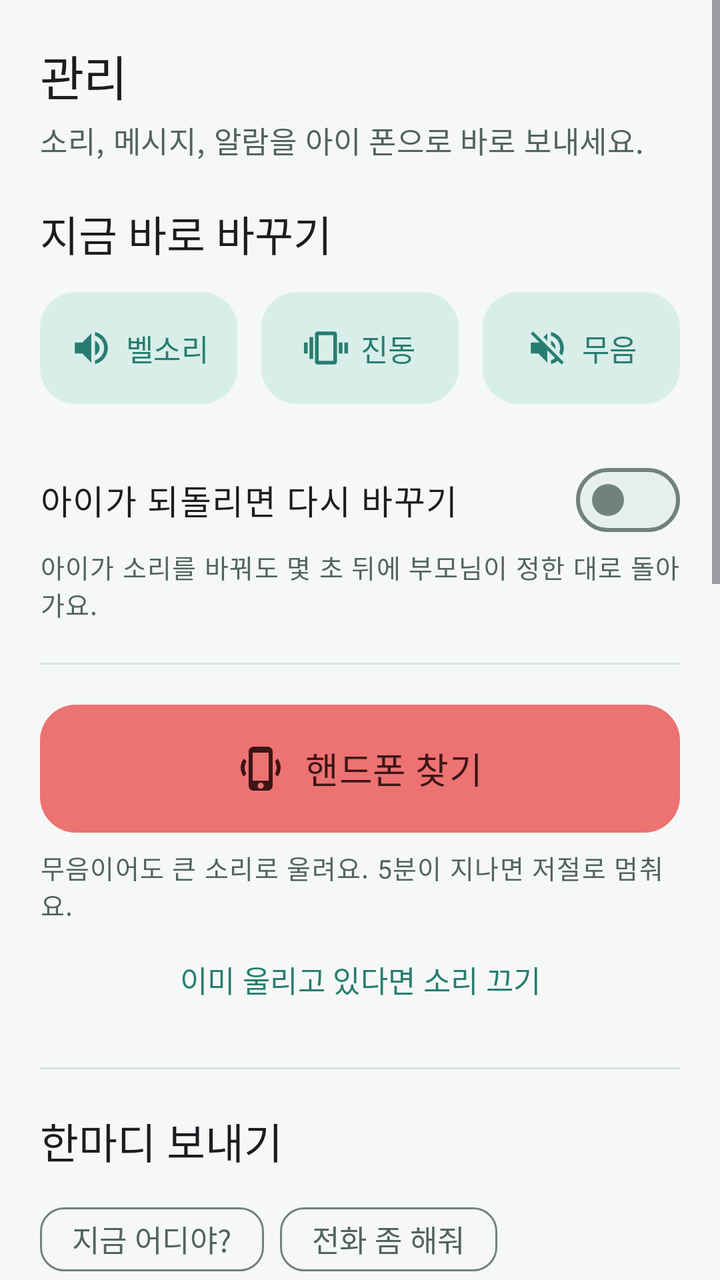
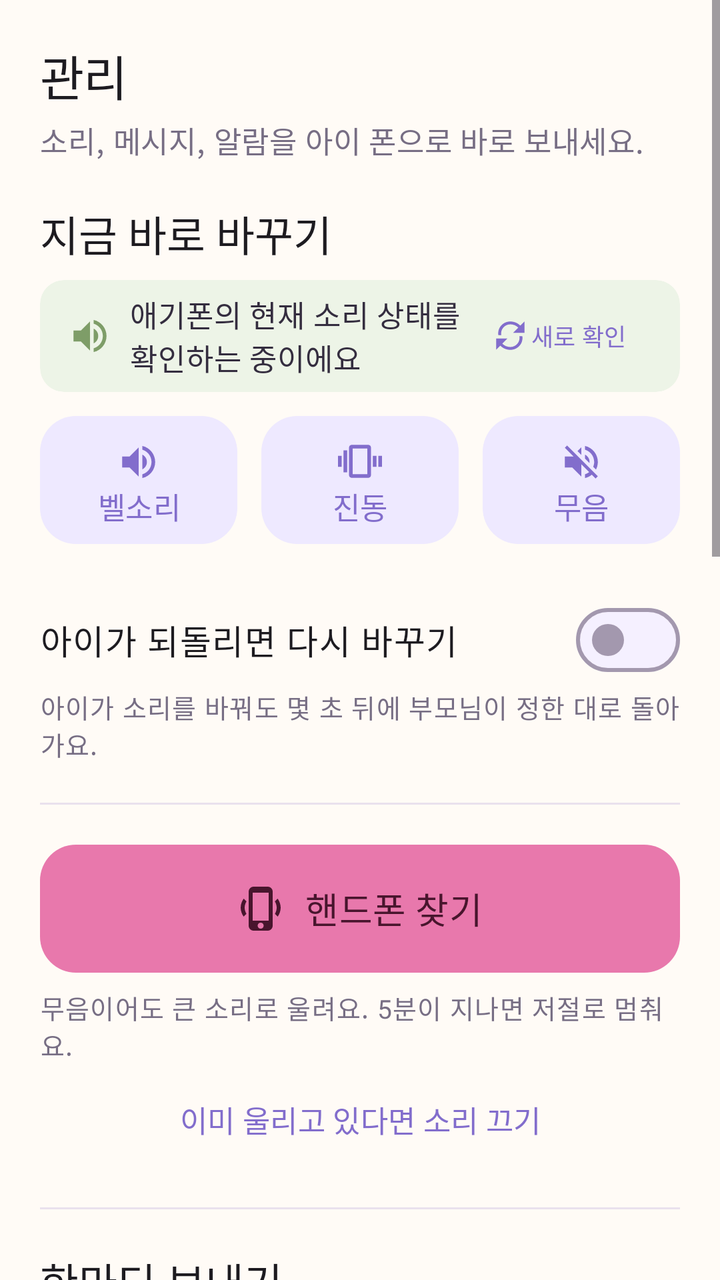

An Android layout rendered at two revisions. The XML below is the earlier revision; the diff shows what the commit changed to produce the second picture.
<!-- AndroidManifest.xml: application theme Theme.KidCare -->
<!-- res/layout/fragment_control.xml -->
<?xml version="1.0" encoding="utf-8"?>
<ScrollView xmlns:android="http://schemas.android.com/apk/res/android"
    xmlns:app="http://schemas.android.com/apk/res-auto"
    android:layout_width="match_parent"
    android:layout_height="match_parent"
    android:fillViewport="true">

    <LinearLayout
        android:layout_width="match_parent"
        android:layout_height="wrap_content"
        android:orientation="vertical"
        android:paddingHorizontal="20dp"
        android:paddingTop="20dp"
        android:paddingBottom="28dp">

        <TextView
            android:layout_width="match_parent"
            android:layout_height="wrap_content"
            android:text="@string/tab_control"
            android:textAppearance="?attr/textAppearanceHeadlineSmall" />

        <TextView
            android:layout_width="match_parent"
            android:layout_height="wrap_content"
            android:layout_marginTop="4dp"
            android:layout_marginBottom="20dp"
            android:text="@string/control_header_subtitle"
            android:textAppearance="?attr/textAppearanceBodyMedium"
            android:textColor="?attr/colorOnSurfaceVariant" />

        
        <TextView
            android:id="@+id/child_state"
            android:layout_width="match_parent"
            android:layout_height="wrap_content"
            android:paddingBottom="16dp"
            android:textAppearance="?attr/textAppearanceBodyMedium"
            android:textColor="?attr/colorOnSurfaceVariant"
            android:visibility="gone" />

        <TextView
            android:layout_width="match_parent"
            android:layout_height="wrap_content"
            android:text="@string/control_section_ringer"
            android:textAppearance="?attr/textAppearanceTitleLarge" />

        <LinearLayout
            android:layout_width="match_parent"
            android:layout_height="wrap_content"
            android:layout_marginTop="10dp"
            android:baselineAligned="false"
            android:orientation="horizontal">

            
            <com.google.android.material.button.MaterialButton
                android:id="@+id/mode_normal_button"
                style="@style/Widget.KidCare.Button.Tonal"
                android:layout_width="0dp"
                android:layout_height="64dp"
                android:layout_marginEnd="6dp"
                android:layout_weight="1"
                android:insetLeft="0dp"
                android:insetRight="0dp"
                android:paddingHorizontal="8dp"
                android:text="@string/control_mode_normal"
                app:icon="@drawable/ic_volume_up"
                app:iconGravity="textStart"
                app:iconPadding="6dp"
                app:iconSize="22dp" />

            <com.google.android.material.button.MaterialButton
                android:id="@+id/mode_vibrate_button"
                style="@style/Widget.KidCare.Button.Tonal"
                android:layout_width="0dp"
                android:layout_height="64dp"
                android:layout_marginHorizontal="6dp"
                android:layout_weight="1"
                android:insetLeft="0dp"
                android:insetRight="0dp"
                android:paddingHorizontal="8dp"
                android:text="@string/control_mode_vibrate"
                app:icon="@drawable/ic_vibration"
                app:iconGravity="textStart"
                app:iconPadding="6dp"
                app:iconSize="22dp" />

            <com.google.android.material.button.MaterialButton
                android:id="@+id/mode_silent_button"
                style="@style/Widget.KidCare.Button.Tonal"
                android:layout_width="0dp"
                android:layout_height="64dp"
                android:layout_marginStart="6dp"
                android:layout_weight="1"
                android:insetLeft="0dp"
                android:insetRight="0dp"
                android:paddingHorizontal="8dp"
                android:text="@string/control_mode_silent"
                app:icon="@drawable/ic_volume_off"
                app:iconGravity="textStart"
                app:iconPadding="6dp"
                app:iconSize="22dp" />
        </LinearLayout>

        <com.google.android.material.materialswitch.MaterialSwitch
            android:id="@+id/lock_switch"
            android:layout_width="match_parent"
            android:layout_height="wrap_content"
            android:layout_marginTop="20dp"
            android:minHeight="48dp"
            android:text="@string/control_lock_switch"
            android:textAppearance="?attr/textAppearanceBodyLarge" />

        <TextView
            android:layout_width="match_parent"
            android:layout_height="wrap_content"
            android:text="@string/control_lock_hint"
            android:textAppearance="?attr/textAppearanceBodySmall"
            android:textColor="?attr/colorOnSurfaceVariant" />

        <View
            android:layout_width="match_parent"
            android:layout_height="1dp"
            android:layout_marginVertical="20dp"
            android:background="?attr/colorOutlineVariant" />

        <com.google.android.material.button.MaterialButton
            android:id="@+id/find_button"
            android:layout_width="match_parent"
            android:layout_height="64dp"
            android:text="@string/control_find_phone"
            android:textAppearance="?attr/textAppearanceTitleMedium"
            android:textColor="@color/on_berry"
            app:backgroundTint="@color/berry"
            app:icon="@drawable/ic_find_phone"
            app:iconGravity="textStart"
            app:iconPadding="10dp"
            app:iconSize="24dp"
            app:iconTint="@color/on_berry" />

        <TextView
            android:layout_width="match_parent"
            android:layout_height="wrap_content"
            android:layout_marginTop="8dp"
            android:text="@string/control_find_hint"
            android:textAppearance="?attr/textAppearanceBodySmall"
            android:textColor="?attr/colorOnSurfaceVariant" />

        
        <com.google.android.material.button.MaterialButton
            android:id="@+id/find_stop_button"
            style="@style/Widget.KidCare.Button.Text"
            android:layout_width="match_parent"
            android:layout_height="wrap_content"
            android:layout_marginTop="4dp"
            android:text="@string/control_find_stop_hint" />

        <View
            android:layout_width="match_parent"
            android:layout_height="1dp"
            android:layout_marginVertical="20dp"
            android:background="?attr/colorOutlineVariant" />

        
        <TextView
            android:layout_width="match_parent"
            android:layout_height="wrap_content"
            android:text="@string/control_section_message"
            android:textAppearance="?attr/textAppearanceTitleLarge" />

        <com.google.android.material.chip.ChipGroup
            android:id="@+id/message_chips"
            android:layout_width="match_parent"
            android:layout_height="wrap_content"
            android:layout_marginTop="10dp">

            
            <com.google.android.material.chip.Chip
                style="@style/Widget.Material3.Chip.Suggestion"
                android:layout_width="wrap_content"
                android:layout_height="wrap_content"
                android:checkable="false"
                android:text="@string/control_message_chip_where" />

            <com.google.android.material.chip.Chip
                style="@style/Widget.Material3.Chip.Suggestion"
                android:layout_width="wrap_content"
                android:layout_height="wrap_content"
                android:checkable="false"
                android:text="@string/control_message_chip_call" />

            <com.google.android.material.chip.Chip
                style="@style/Widget.Material3.Chip.Suggestion"
                android:layout_width="wrap_content"
                android:layout_height="wrap_content"
                android:checkable="false"
                android:text="@string/control_message_chip_come_home" />

            <com.google.android.material.chip.Chip
                style="@style/Widget.Material3.Chip.Suggestion"
                android:layout_width="wrap_content"
                android:layout_height="wrap_content"
                android:checkable="false"
                android:text="@string/control_message_chip_meal" />
        </com.google.android.material.chip.ChipGroup>

        
        <com.google.android.material.textfield.TextInputLayout
            android:id="@+id/message_input_layout"
            android:layout_width="match_parent"
            android:layout_height="wrap_content"
            android:layout_marginTop="8dp"
            android:hint="@string/control_message_hint"
            app:counterEnabled="true"
            app:counterMaxLength="100">

            <com.google.android.material.textfield.TextInputEditText
                android:id="@+id/message_input"
                android:layout_width="match_parent"
                android:layout_height="wrap_content"
                android:inputType="textShortMessage|textMultiLine|textCapSentences"
                android:maxLength="100"
                android:maxLines="3"
                android:textAppearance="?attr/textAppearanceBodyLarge" />
        </com.google.android.material.textfield.TextInputLayout>

        <com.google.android.material.button.MaterialButton
            android:id="@+id/message_send_button"
            style="@style/Widget.KidCare.Button.Tonal"
            android:layout_width="match_parent"
            android:layout_height="58dp"
            android:layout_marginTop="8dp"
            android:text="@string/control_message_send"
            android:textAppearance="?attr/textAppearanceTitleMedium"
            app:icon="@drawable/ic_send"
            app:iconGravity="textStart"
            app:iconPadding="8dp"
            app:iconSize="22dp" />

        <TextView
            android:layout_width="match_parent"
            android:layout_height="wrap_content"
            android:layout_marginTop="8dp"
            android:text="@string/control_message_hint_detail"
            android:textAppearance="?attr/textAppearanceBodySmall"
            android:textColor="?attr/colorOnSurfaceVariant" />

        <View
            android:layout_width="match_parent"
            android:layout_height="1dp"
            android:layout_marginVertical="20dp"
            android:background="?attr/colorOutlineVariant" />

        
        <TextView
            android:layout_width="match_parent"
            android:layout_height="wrap_content"
            android:text="@string/control_section_alarm"
            android:textAppearance="?attr/textAppearanceTitleLarge" />

        
        <TextView
            android:id="@+id/alarm_state"
            android:layout_width="match_parent"
            android:layout_height="wrap_content"
            android:layout_marginTop="8dp"
            android:textAppearance="?attr/textAppearanceBodyMedium"
            android:textColor="?attr/colorOnSurfaceVariant"
            android:visibility="gone" />

        <com.google.android.material.button.MaterialButton
            android:id="@+id/alarm_time_button"
            style="@style/Widget.KidCare.Button.Outlined"
            android:layout_width="match_parent"
            android:layout_height="64dp"
            android:layout_marginTop="10dp"
            android:textAppearance="?attr/textAppearanceTitleMedium"
            app:icon="@drawable/ic_alarm"
            app:iconGravity="textStart"
            app:iconPadding="8dp"
            app:iconSize="22dp" />

        <com.google.android.material.textfield.TextInputLayout
            android:id="@+id/alarm_label_layout"
            android:layout_width="match_parent"
            android:layout_height="wrap_content"
            android:layout_marginTop="8dp"
            android:hint="@string/control_alarm_label_hint">

            
            <com.google.android.material.textfield.TextInputEditText
                android:id="@+id/alarm_label_input"
                android:layout_width="match_parent"
                android:layout_height="wrap_content"
                android:inputType="textShortMessage|textCapSentences"
                android:maxLength="20"
                android:maxLines="1"
                android:textAppearance="?attr/textAppearanceBodyLarge" />
        </com.google.android.material.textfield.TextInputLayout>

        <com.google.android.material.button.MaterialButton
            android:id="@+id/alarm_set_button"
            style="@style/Widget.KidCare.Button.Tonal"
            android:layout_width="match_parent"
            android:layout_height="58dp"
            android:layout_marginTop="8dp"
            android:text="@string/control_alarm_set"
            android:textAppearance="?attr/textAppearanceTitleMedium"
            app:icon="@drawable/ic_alarm"
            app:iconGravity="textStart"
            app:iconPadding="8dp"
            app:iconSize="22dp" />

        
        <com.google.android.material.button.MaterialButton
            android:id="@+id/alarm_cancel_button"
            style="@style/Widget.KidCare.Button.Text"
            android:layout_width="match_parent"
            android:layout_height="wrap_content"
            android:layout_marginTop="4dp"
            android:text="@string/control_alarm_cancel" />

        <TextView
            android:layout_width="match_parent"
            android:layout_height="wrap_content"
            android:layout_marginTop="8dp"
            android:text="@string/control_alarm_hint_detail"
            android:textAppearance="?attr/textAppearanceBodySmall"
            android:textColor="?attr/colorOnSurfaceVariant" />

        <LinearLayout
            android:layout_width="match_parent"
            android:layout_height="wrap_content"
            android:layout_marginTop="16dp"
            android:gravity="center_vertical"
            android:orientation="horizontal">

            <ProgressBar
                android:id="@+id/command_progress"
                style="?android:attr/progressBarStyleSmall"
                android:layout_width="20dp"
                android:layout_height="20dp"
                android:layout_marginEnd="10dp"
                android:visibility="gone" />

            <TextView
                android:id="@+id/command_status"
                android:layout_width="0dp"
                android:layout_height="wrap_content"
                android:layout_weight="1"
                android:textAppearance="?attr/textAppearanceBodyMedium"
                android:visibility="gone" />
        </LinearLayout>
    </LinearLayout>
</ScrollView>
<!-- resources referenced by this layout -->
<resources>
  <color name="berry">#ED7272</color>
  <color name="on_berry">#3D1515</color>
  <style name="Theme.KidCare" parent="Theme.Material3.DayNight.NoActionBar">
          <item name="colorPrimary">@color/sky</item>
          <item name="colorOnPrimary">@color/on_accent</item>
          <item name="colorPrimaryContainer">@color/sky_soft</item>
          <item name="colorOnPrimaryContainer">@color/ink</item>
  
          <item name="colorSecondary">@color/apricot</item>
          <item name="colorOnSecondary">@color/on_accent</item>
          <item name="colorSecondaryContainer">@color/apricot_soft</item>
          <item name="colorOnSecondaryContainer">@color/on_apricot_soft</item>
  
          <item name="colorTertiary">@color/grass</item>
          <item name="colorOnTertiary">@color/on_accent</item>
          <item name="colorTertiaryContainer">@color/grass_soft</item>
          <item name="colorOnTertiaryContainer">@color/ink</item>
  
          <item name="colorError">@color/berry_ink</item>
          <item name="colorOnError">@color/paper_card</item>
          <item name="colorErrorContainer">@color/berry_soft</item>
          <item name="colorOnErrorContainer">@color/on_berry_soft</item>
  
          <item name="android:colorBackground">@color/paper</item>
          <item name="colorOnBackground">@color/ink</item>
          <item name="colorSurface">@color/paper</item>
          <item name="colorOnSurface">@color/ink</item>
          <item name="colorSurfaceVariant">@color/paper_fold</item>
          <item name="colorOnSurfaceVariant">@color/ink_soft</item>
          <item name="colorSurfaceContainerLowest">@color/paper_card</item>
          <item name="colorSurfaceContainerLow">@color/paper_card</item>
          <item name="colorSurfaceContainer">@color/paper_card</item>
          <item name="colorSurfaceContainerHigh">@color/paper_fold</item>
          <item name="colorSurfaceContainerHighest">@color/paper_fold</item>
          <item name="colorOutline">@color/line</item>
          <item name="colorOutlineVariant">@color/line_soft</item>
  
          <item name="shapeAppearanceCornerExtraSmall">@style/ShapeAppearance.KidCare.ExtraSmall</item>
          <item name="shapeAppearanceCornerSmall">@style/ShapeAppearance.KidCare.Small</item>
          <item name="shapeAppearanceCornerMedium">@style/ShapeAppearance.KidCare.Medium</item>
          <item name="shapeAppearanceCornerLarge">@style/ShapeAppearance.KidCare.Large</item>
          <item name="shapeAppearanceCornerExtraLarge">@style/ShapeAppearance.KidCare.ExtraLarge</item>
          <item name="shapeAppearanceSmallComponent">@style/ShapeAppearance.KidCare.Small</item>
          <item name="shapeAppearanceMediumComponent">@style/ShapeAppearance.KidCare.Medium</item>
          <item name="shapeAppearanceLargeComponent">@style/ShapeAppearance.KidCare.Large</item>
  
          <item name="textAppearanceDisplayLarge">@style/TextAppearance.KidCare.DisplayLarge</item>
          <item name="textAppearanceDisplayMedium">@style/TextAppearance.KidCare.DisplayMedium</item>
          <item name="textAppearanceDisplaySmall">@style/TextAppearance.KidCare.DisplaySmall</item>
          <item name="textAppearanceHeadlineLarge">@style/TextAppearance.KidCare.HeadlineLarge</item>
          <item name="textAppearanceHeadlineMedium">@style/TextAppearance.KidCare.HeadlineMedium</item>
          <item name="textAppearanceHeadlineSmall">@style/TextAppearance.KidCare.HeadlineSmall</item>
          <item name="textAppearanceTitleLarge">@style/TextAppearance.KidCare.TitleLarge</item>
          <item name="textAppearanceTitleMedium">@style/TextAppearance.KidCare.TitleMedium</item>
          <item name="textAppearanceTitleSmall">@style/TextAppearance.KidCare.TitleSmall</item>
          <item name="textAppearanceBodyLarge">@style/TextAppearance.KidCare.BodyLarge</item>
          <item name="textAppearanceBodyMedium">@style/TextAppearance.KidCare.BodyMedium</item>
          <item name="textAppearanceBodySmall">@style/TextAppearance.KidCare.BodySmall</item>
          <item name="textAppearanceLabelLarge">@style/TextAppearance.KidCare.LabelLarge</item>
          <item name="textAppearanceLabelMedium">@style/TextAppearance.KidCare.LabelMedium</item>
          <item name="textAppearanceLabelSmall">@style/TextAppearance.KidCare.LabelSmall</item>
  
          <item name="materialButtonStyle">@style/Widget.KidCare.Button</item>
          <item name="materialButtonOutlinedStyle">@style/Widget.KidCare.Button.Outlined</item>
          <item name="materialCardViewStyle">@style/Widget.KidCare.Card</item>
          <item name="bottomNavigationStyle">@style/Widget.KidCare.BottomNav</item>
          <item name="textInputStyle">@style/Widget.KidCare.TextField</item>
  
          <item name="android:statusBarColor" tools:targetApi="l">@color/paper</item>
          <item name="android:navigationBarColor">@color/paper_card</item>
          <item name="android:windowLightStatusBar" tools:targetApi="m">@bool/light_system_bars</item>
          <item name="android:windowLightNavigationBar" tools:targetApi="o_mr1">@bool/light_system_bars</item>
          <item name="android:windowBackground">@color/paper</item>
      </style>
  <color name="sky_soft">#D8EEE9</color>
  <color name="sky">#287D70</color>
  <color name="ink">#172522</color>
  <color name="apricot">#F2A65A</color>
  <color name="apricot_soft">#FFF0DF</color>
  <color name="on_apricot_soft">#4A2B0D</color>
  <color name="grass">#4EA970</color>
  <color name="grass_soft">#DDF3E4</color>
  <color name="berry_ink">#A23E3E</color>
  <color name="paper_card">#FFFFFF</color>
  <color name="berry_soft">#FCE7E7</color>
  <color name="on_berry_soft">#4B1717</color>
  <color name="paper">#F5F8F7</color>
  <color name="paper_fold">#E8F0EE</color>
  <color name="ink_soft">#52635F</color>
  <color name="line">#71827E</color>
  <color name="line_soft">#D8E3E0</color>
  <!-- unchanged entries left out for length: 60 -->
</resources>

<!-- the commit's change to res/layout/fragment_control.xml (unified diff, before → after) -->
@@ -44,10 +44,62 @@
             android:text="@string/control_section_ringer"
             android:textAppearance="?attr/textAppearanceTitleLarge" />
 
+        <com.google.android.material.card.MaterialCardView
+            android:layout_width="match_parent"
+            android:layout_height="wrap_content"
+            android:layout_marginTop="8dp"
+            app:cardBackgroundColor="@color/grass_soft"
+            app:shapeAppearance="@style/ShapeAppearance.KidCare.Small"
+            app:strokeWidth="0dp">
+
+            <LinearLayout
+                android:layout_width="match_parent"
+                android:layout_height="56dp"
+                android:gravity="center_vertical"
+                android:orientation="horizontal"
+                android:paddingHorizontal="14dp">
+
+                <ImageView
+                    android:id="@+id/ringer_state_icon"
+                    android:layout_width="22dp"
+                    android:layout_height="22dp"
+                    android:importantForAccessibility="no"
+                    android:src="@drawable/ic_volume_up"
+                    app:tint="@color/grass" />
+
+                <TextView
+                    android:id="@+id/ringer_state"
+                    android:layout_width="0dp"
+                    android:layout_height="wrap_content"
+                    android:layout_marginStart="9dp"
+                    android:layout_weight="1"
+                    android:maxLines="2"
+                    android:text="@string/control_ringer_status_loading"
+                    android:textAppearance="?attr/textAppearanceBodyMedium"
+                    android:textColor="@color/ink" />
+
+                <com.google.android.material.button.MaterialButton
+                    android:id="@+id/ringer_refresh_button"
+                    style="@style/Widget.KidCare.Button.Text"
+                    android:layout_width="92dp"
+                    android:layout_height="40dp"
+                    android:insetTop="0dp"
+                    android:insetBottom="0dp"
+                    android:minWidth="0dp"
+                    android:minHeight="0dp"
+                    android:text="@string/control_ringer_refresh"
+                    android:textSize="12sp"
+                    app:icon="@drawable/ic_refresh"
+                    app:iconGravity="textStart"
+                    app:iconPadding="2dp"
+                    app:iconSize="17dp" />
+            </LinearLayout>
+        </com.google.android.material.card.MaterialCardView>
+
         <LinearLayout
             android:layout_width="match_parent"
             android:layout_height="wrap_content"
-            android:layout_marginTop="10dp"
+            android:layout_marginTop="8dp"
             android:baselineAligned="false"
             android:orientation="horizontal">
 
@@ -56,48 +108,51 @@
                 android:id="@+id/mode_normal_button"
                 style="@style/Widget.KidCare.Button.Tonal"
                 android:layout_width="0dp"
-                android:layout_height="64dp"
+                android:layout_height="72dp"
                 android:layout_marginEnd="6dp"
                 android:layout_weight="1"
                 android:insetLeft="0dp"
                 android:insetRight="0dp"
                 android:paddingHorizontal="8dp"
                 android:text="@string/control_mode_normal"
+                app:strokeWidth="0dp"
                 app:icon="@drawable/ic_volume_up"
-                app:iconGravity="textStart"
-                app:iconPadding="6dp"
+                app:iconGravity="textTop"
+                app:iconPadding="4dp"
                 app:iconSize="22dp" />
 
             <com.google.android.material.button.MaterialButton
                 android:id="@+id/mode_vibrate_button"
                 style="@style/Widget.KidCare.Button.Tonal"
                 android:layout_width="0dp"
-                android:layout_height="64dp"
+                android:layout_height="72dp"
                 android:layout_marginHorizontal="6dp"
                 android:layout_weight="1"
                 android:insetLeft="0dp"
                 android:insetRight="0dp"
                 android:paddingHorizontal="8dp"
                 android:text="@string/control_mode_vibrate"
+                app:strokeWidth="0dp"
                 app:icon="@drawable/ic_vibration"
-                app:iconGravity="textStart"
-                app:iconPadding="6dp"
+                app:iconGravity="textTop"
+                app:iconPadding="4dp"
                 app:iconSize="22dp" />
 
             <com.google.android.material.button.MaterialButton
                 android:id="@+id/mode_silent_button"
                 style="@style/Widget.KidCare.Button.Tonal"
                 android:layout_width="0dp"
-                android:layout_height="64dp"
+                android:layout_height="72dp"
                 android:layout_marginStart="6dp"
                 android:layout_weight="1"
                 android:insetLeft="0dp"
                 android:insetRight="0dp"
                 android:paddingHorizontal="8dp"
                 android:text="@string/control_mode_silent"
+                app:strokeWidth="0dp"
                 app:icon="@drawable/ic_volume_off"
-                app:iconGravity="textStart"
-                app:iconPadding="6dp"
+                app:iconGravity="textTop"
+                app:iconPadding="4dp"
                 app:iconSize="22dp" />
         </LinearLayout>
 
<!-- resource entries referenced after the edit -->
@@ -1,8 +1,20 @@
 <!-- resources referenced by this layout -->
 <resources>
-  <color name="berry">#ED7272</color>
-  <color name="on_berry">#3D1515</color>
-  <style name="Theme.KidCare" parent="Theme.Material3.DayNight.NoActionBar">
+  <color name="berry">#E878AC</color>
+  <color name="on_berry">#48152D</color>
+  <!-- drawable ic_refresh (drawable) -->
+  <vector xmlns:android="http://schemas.android.com/apk/res/android"
+      android:width="24dp"
+      android:height="24dp"
+      android:viewportWidth="24"
+      android:viewportHeight="24">
+      <path
+          android:fillColor="#FFFFFFFF"
+          android:pathData="M17.65,6.35C16.2,4.9 14.21,4 12,4c-4.09,0 -7.19,3.72 -6.39,7.69l-2.08,0C2.74,6.56 6.69,2 12,2c2.76,0 5.26,1.12 7.07,2.93L22,2v8h-8l3.65,-3.65zM6.35,17.65C7.8,19.1 9.79,20 12,20c4.09,0 7.19,-3.72 6.39,-7.69h2.08C21.26,17.44 17.31,22 12,22c-2.76,0 -5.26,-1.12 -7.07,-2.93L2,22v-8h8l-3.65,3.65z" />
+  </vector>
+  <string name="control_ringer_refresh">새로 확인</string>
+  <string name="control_ringer_status_loading">애기폰의 현재 소리 상태를 확인하는 중이에요</string>
+  <style name="Theme.KidCare" parent="Theme.Material3.Light.NoActionBar">
           <item name="colorPrimary">@color/sky</item>
           <item name="colorOnPrimary">@color/on_accent</item>
           <item name="colorPrimaryContainer">@color/sky_soft</item>
@@ -73,24 +85,25 @@
           <item name="android:windowLightStatusBar" tools:targetApi="m">@bool/light_system_bars</item>
           <item name="android:windowLightNavigationBar" tools:targetApi="o_mr1">@bool/light_system_bars</item>
           <item name="android:windowBackground">@color/paper</item>
+          <item name="android:forceDarkAllowed" tools:targetApi="q">false</item>
       </style>
-  <color name="sky_soft">#D8EEE9</color>
-  <color name="sky">#287D70</color>
-  <color name="ink">#172522</color>
-  <color name="apricot">#F2A65A</color>
-  <color name="apricot_soft">#FFF0DF</color>
-  <color name="on_apricot_soft">#4A2B0D</color>
-  <color name="grass">#4EA970</color>
-  <color name="grass_soft">#DDF3E4</color>
-  <color name="berry_ink">#A23E3E</color>
-  <color name="paper_card">#FFFFFF</color>
-  <color name="berry_soft">#FCE7E7</color>
-  <color name="on_berry_soft">#4B1717</color>
-  <color name="paper">#F5F8F7</color>
-  <color name="paper_fold">#E8F0EE</color>
-  <color name="ink_soft">#52635F</color>
-  <color name="line">#71827E</color>
-  <color name="line_soft">#D8E3E0</color>
+  <color name="sky_soft">#EEE9FF</color>
+  <color name="sky">#826DCC</color>
+  <color name="ink">#342D3F</color>
+  <color name="apricot">#F2A05F</color>
+  <color name="apricot_soft">#FFF0E2</color>
+  <color name="on_apricot_soft">#5A3216</color>
+  <color name="grass">#7E9D68</color>
+  <color name="grass_soft">#EDF4E7</color>
+  <color name="berry_ink">#B64C66</color>
+  <color name="paper_card">#FFFEFC</color>
+  <color name="berry_soft">#FDE8F2</color>
+  <color name="on_berry_soft">#5B213C</color>
+  <color name="paper">#FFFBF6</color>
+  <color name="paper_fold">#F5F0FF</color>
+  <color name="ink_soft">#776E84</color>
+  <color name="line">#A398AE</color>
+  <color name="line_soft">#E9E1ED</color>
   <!-- unchanged entries left out for length: 60 -->
 </resources>
 
